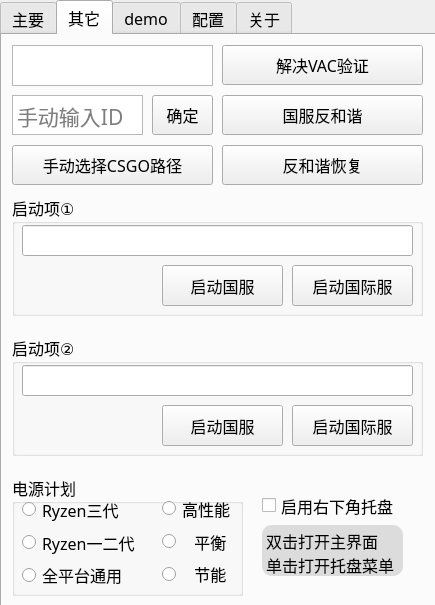
Old version of the form mainwindow.ui in the repository Purple-CSGO/CSGO-Toolbox-Qt.
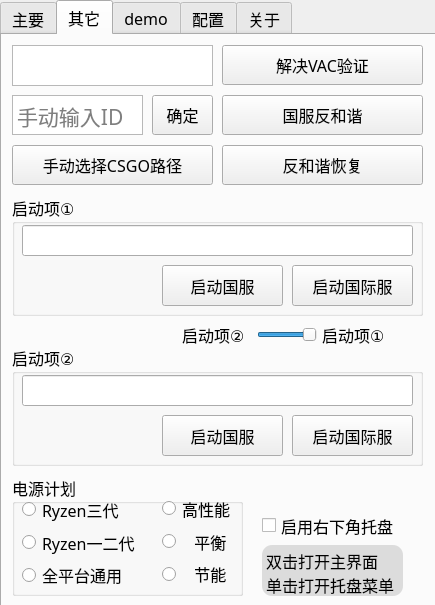
New version of the form. The open tabs and pages were chosen to show the change.

Commit message: 改进启动项切换方案，启动csgo放在一级菜单，切换放在二级，增加滑块切换启动方案

Diff of the .ui file:
```diff
--- a/mainwindow.ui
+++ b/mainwindow.ui
@@ -866,7 +866,7 @@
       <property name="geometry">
        <rect>
         <x>10</x>
-        <y>300</y>
+        <y>310</y>
         <width>411</width>
         <height>121</height>
        </rect>
@@ -915,7 +915,7 @@
       <property name="geometry">
        <rect>
         <x>260</x>
-        <y>450</y>
+        <y>470</y>
         <width>161</width>
         <height>41</height>
        </rect>
@@ -928,7 +928,7 @@
       <property name="geometry">
        <rect>
         <x>260</x>
-        <y>490</y>
+        <y>510</y>
         <width>141</width>
         <height>51</height>
        </rect>
@@ -961,6 +961,57 @@
 &lt;p style=&quot; margin-top:0px; margin-bottom:0px; margin-left:0px; margin-right:0px; -qt-block-indent:0; text-indent:0px;&quot;&gt;&lt;span style=&quot; font-family:'微软雅黑','微软雅黑','微软雅黑'; font-size:12pt;&quot;&gt;单击打开托盘菜单&lt;/span&gt;&lt;/p&gt;&lt;/body&gt;&lt;/html&gt;</string>
       </property>
      </widget>
+     <widget class="QSlider" name="sliderLaunchFirst">
+      <property name="geometry">
+       <rect>
+        <x>255</x>
+        <y>290</y>
+        <width>60</width>
+        <height>20</height>
+       </rect>
+      </property>
+      <property name="maximum">
+       <number>1</number>
+      </property>
+      <property name="pageStep">
+       <number>1</number>
+      </property>
+      <property name="value">
+       <number>1</number>
+      </property>
+      <property name="orientation">
+       <enum>Qt::Horizontal</enum>
+      </property>
+      <property name="tickInterval">
+       <number>0</number>
+      </property>
+     </widget>
+     <widget class="QLabel" name="label_Opt1">
+      <property name="geometry">
+       <rect>
+        <x>320</x>
+        <y>280</y>
+        <width>70</width>
+        <height>40</height>
+       </rect>
+      </property>
+      <property name="text">
+       <string>启动项①</string>
+      </property>
+     </widget>
+     <widget class="QLabel" name="label_Opt2">
+      <property name="geometry">
+       <rect>
+        <x>180</x>
+        <y>280</y>
+        <width>70</width>
+        <height>40</height>
+       </rect>
+      </property>
+      <property name="text">
+       <string>启动项②</string>
+      </property>
+     </widget>
     </widget>
     <widget class="QWidget" name="TabDemo">
      <attribute name="title">
```
Left out of the diff: 4 changed lines with no effect on the pictures. The commit also changes 3 other files.
